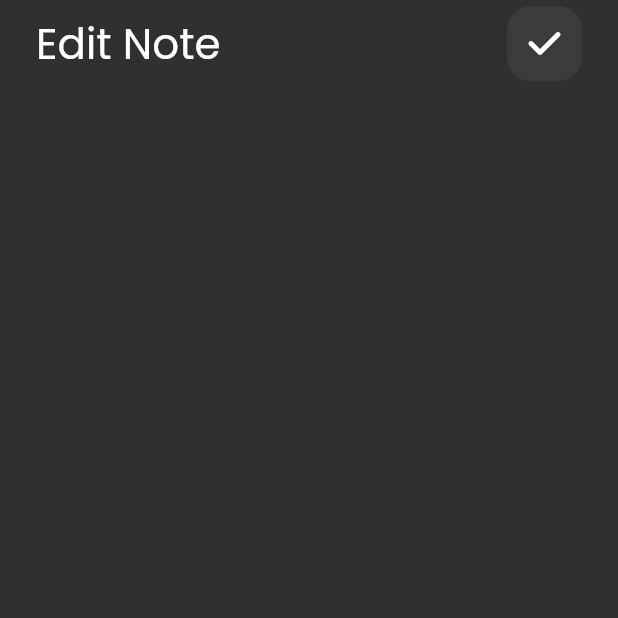
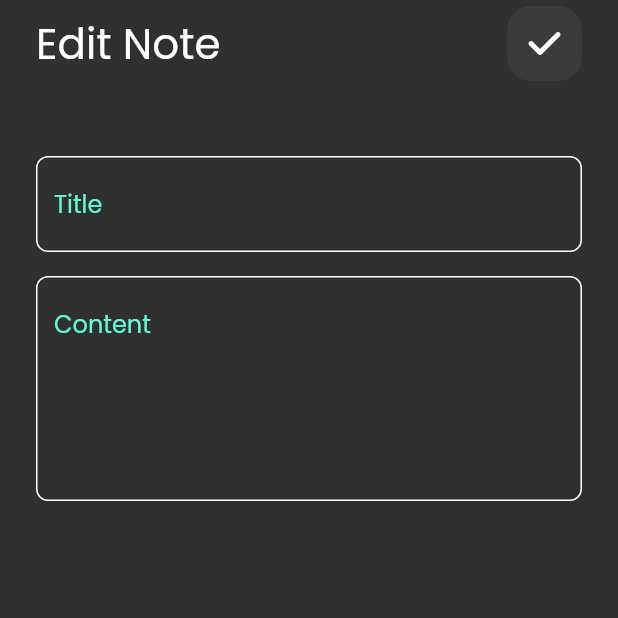
Before and after one commit to MohammedGhazaly/notes_app, a Flutter app: the EditNoteViewBody screen opened directly, on a phone screen of 412 x 824 dp, the top half of it. Run offline on Flutter 3.47's test engine with Material 2 defaults, Android fonts, the phone set to English and light mode, and no system bars; our stand-ins replace font_awesome_flutter.

Commit message:
adding form fields to edit note view body

```diff
--- a/lib/views/widgets/edit_note_view_body_widget.dart
+++ b/lib/views/widgets/edit_note_view_body_widget.dart
@@ -3,6 +3,7 @@ import 'package:flutter/src/widgets/framework.dart';
 import 'package:flutter/src/widgets/placeholder.dart';
 import 'package:font_awesome_flutter/font_awesome_flutter.dart';
 import 'package:notes_app/views/widgets/custom_app_bar_widget.dart';
+import 'package:notes_app/views/widgets/custom_text_field_widget.dart';
 
 class EditNoteViewBody extends StatelessWidget {
   const EditNoteViewBody({super.key});
@@ -21,6 +22,17 @@ class EditNoteViewBody extends StatelessWidget {
               CustomAppBar(
                 title: "Edit Note",
                 icon: FontAwesomeIcons.check,
+              ),
+              SizedBox(
+                height: 50,
+              ),
+              CustomTextFieldWidget(hintText: "Title"),
+              SizedBox(
+                height: 16,
+              ),
+              CustomTextFieldWidget(
+                hintText: "Content",
+                maxLines: 5,
               )
             ],
           ),
```
